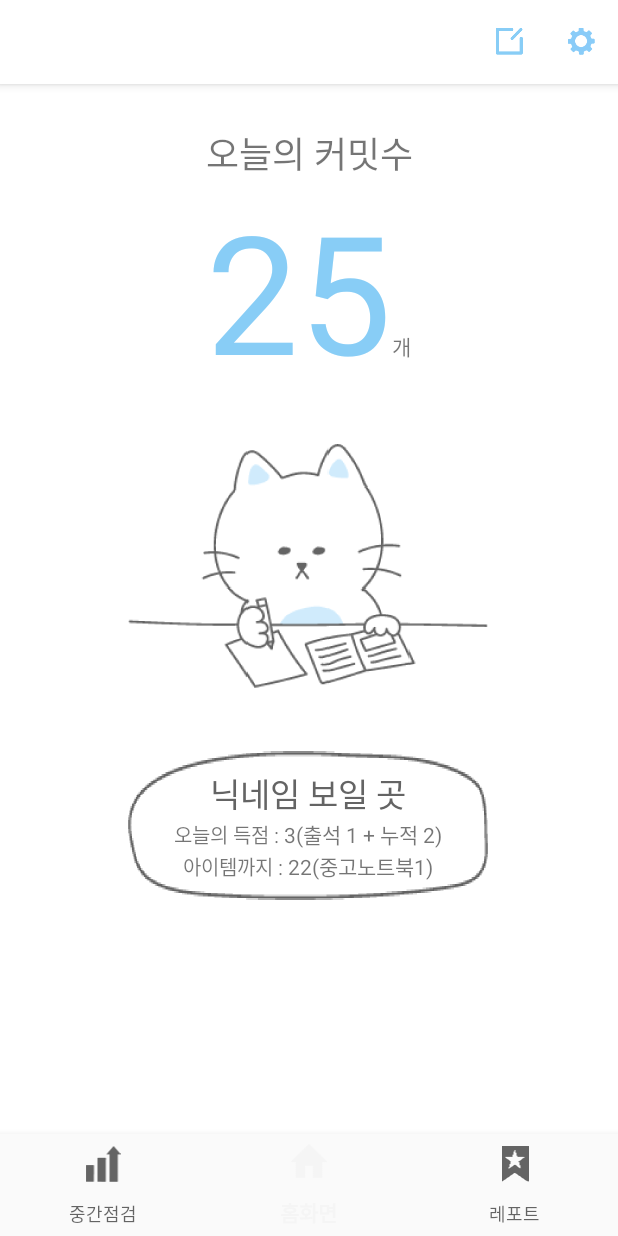
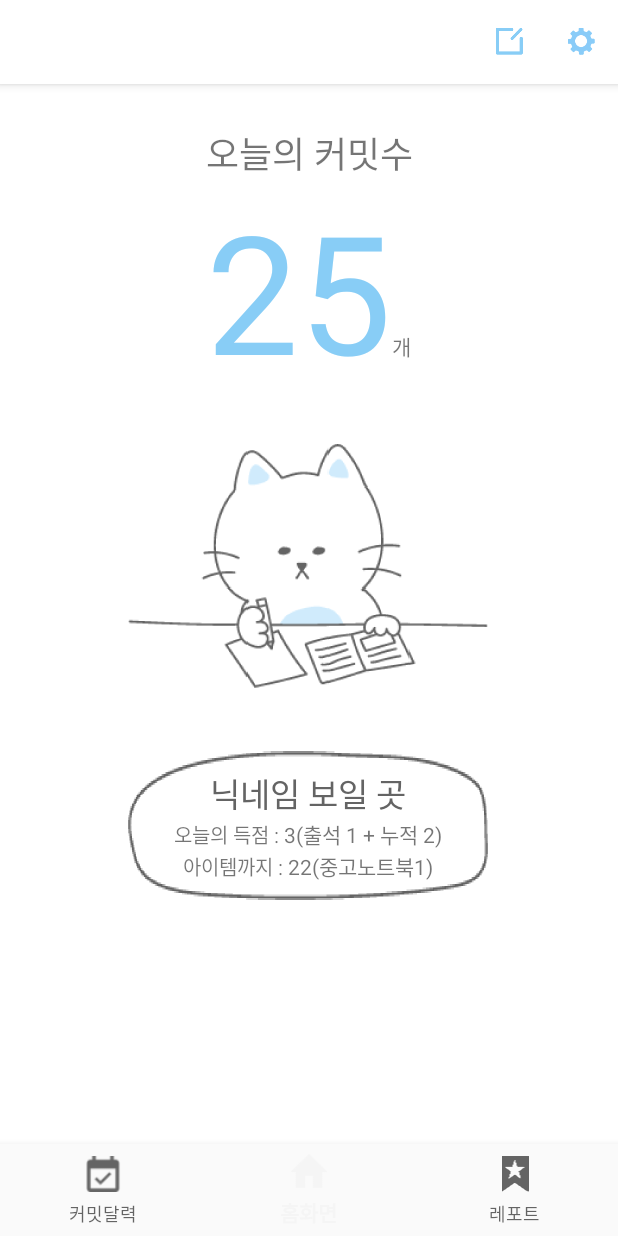
Before and after one commit to GitCatTeam/Android, an Android app: the fragment CalendarFragment placed in its activity, item 2 of the bottom bar chosen, on a phone screen of 412 x 824 dp. Run offline under Robolectric (Android 15) with nearby library versions, the phone set to English and light mode, and no system bars.

Commit message:
[UPDATE] 홈화면 수정

```diff
--- a/app/build.gradle
+++ b/app/build.gradle
@@ -29,6 +29,7 @@ dependencies {
     implementation 'com.android.support:appcompat-v7:27.0.0'
     implementation 'com.android.support.constraint:constraint-layout:1.1.3'
     implementation 'com.android.support:design:27.0.0'
+    implementation 'com.android.support:recyclerview-v7:27.0.0'
     testImplementation 'junit:junit:4.12'
     androidTestImplementation 'com.android.support.test:runner:1.0.2'
     androidTestImplementation 'com.android.support.test.espresso:espresso-core:3.0.2'
--- a/app/src/main/java/com/example/gitcat/CheckFragment.kt
+++ b/app/src/main/java/com/example/gitcat/CalendarFragment.kt
@@ -1,7 +1,5 @@
 package com.example.gitcat
 
-import android.content.Context
-import android.net.Uri
 import android.os.Bundle
 import android.support.v4.app.Fragment
 import android.view.LayoutInflater
@@ -13,17 +11,17 @@ import android.view.ViewGroup
 private const val ARG_PARAM1 = "param1"
 private const val ARG_PARAM2 = "param2"
 
-class CheckFragment : Fragment() {
+class CalendarFragment: Fragment() {
 
     override fun onCreateView(
         inflater: LayoutInflater, container: ViewGroup?,
         savedInstanceState: Bundle?
     ): View? {
         // Inflate the layout for this fragment
-        return inflater.inflate(R.layout.fragment_check, container, false)
+        return inflater.inflate(R.layout.fragment_calendar, container, false)
     }
 
     companion object {
-        fun newInstance(): CheckFragment = CheckFragment()
+        fun newInstance(): CalendarFragment = CalendarFragment()
     }
 }
--- a/app/src/main/java/com/example/gitcat/HomeActivity.kt
+++ b/app/src/main/java/com/example/gitcat/HomeActivity.kt
@@ -16,6 +16,7 @@ class HomeActivity : AppCompatActivity() {
         //툴바 적용
         setSupportActionBar(findViewById(R.id.toolbar))
         getSupportActionBar()?.title = ""
+        var actionBar = supportActionBar
 
         //초기화
         loadFragment(HomeFragment())
@@ -23,16 +24,19 @@ class HomeActivity : AppCompatActivity() {
 
         navigationView.setOnNavigationItemSelectedListener {
             when(it.itemId){
-                R.id.nav_check->{
-                    loadFragment(CheckFragment())
+                R.id.nav_cal->{
+                    loadFragment(CalendarFragment())
+                    actionBar!!.title = "커밋달력"
                     return@setOnNavigationItemSelectedListener true
                 }
                 R.id.nav_home->{
                     loadFragment(HomeFragment())
+                    actionBar!!.title = ""
                     return@setOnNavigationItemSelectedListener true
                 }
                 R.id.nav_report->{
                     loadFragment(ReportFragment())
+                    actionBar!!.title = "레포트"
                     return@setOnNavigationItemSelectedListener true
                 }
             }
--- /dev/null
+++ b/app/src/main/java/com/example/gitcat/Report.kt
@@ -0,0 +1,3 @@
+package com.example.gitcat
+
+class Report (val breed: String, val gender: String, val age: String, val photo: String)
--- a/app/src/main/res/layout/activity_home.xml
+++ b/app/src/main/res/layout/activity_home.xml
@@ -22,7 +22,7 @@
     <android.support.design.widget.BottomNavigationView
         android:id="@+id/navigationView"
         android:layout_width="match_parent"
-        android:layout_height="68dp"
+        android:layout_height="61dp"
         android:layout_gravity="bottom"
         android:background="?android:attr/windowBackground"
         app:menu="@menu/bottom_menu"
--- a/app/src/main/res/layout/fragment_check.xml
+++ b/app/src/main/res/layout/fragment_calendar.xml
@@ -3,12 +3,12 @@
     xmlns:tools="http://schemas.android.com/tools"
     android:layout_width="match_parent"
     android:layout_height="match_parent"
-    tools:context=".CheckFragment">
+    tools:context=".CalendarFragment">
 
     <!-- TODO: Update blank fragment layout -->
     <TextView
         android:layout_width="match_parent"
         android:layout_height="match_parent"
-        android:text="중간점검화면" />
+        android:text="커밋달력" />
 
 </FrameLayout>
--- a/app/src/main/res/menu/bottom_menu.xml
+++ b/app/src/main/res/menu/bottom_menu.xml
@@ -2,9 +2,9 @@
 <menu xmlns:android="http://schemas.android.com/apk/res/android">
 
     <item
-        android:id="@+id/nav_check"
-        android:title="중간점검"
-        android:icon="@drawable/ic_check" />
+        android:id="@+id/nav_cal"
+        android:title="커밋달력"
+        android:icon="@drawable/ic_calandar" />
 
     <item
         android:id="@+id/nav_home"
```
Also changed, not shown: app/src/main/res/layout/fragment_report.xml (+6 -4 lines), app/src/main/res/layout/report_data_item.xml (added, +91 -0 lines), app/src/main/res/drawable-hdpi/ic_calandar.png (added), app/src/main/res/drawable-hdpi/img_cat_sad.png (added), app/src/main/res/drawable-mdpi/ic_calandar.png (added), app/src/main/res/drawable-mdpi/img_cat_sad.png (added), app/src/main/res/drawable-xhdpi/ic_calandar.png (added), app/src/main/res/drawable-xhdpi/img_cat_sad.png (added), app/src/main/res/drawable-xxhdpi/ic_calandar.png (added), app/src/main/res/drawable-xxhdpi/img_cat_sad.png (added), app/src/main/res/drawable-xxxhdpi/ic_calandar.png (added), app/src/main/res/drawable-xxxhdpi/img_cat_sad.png (added).
